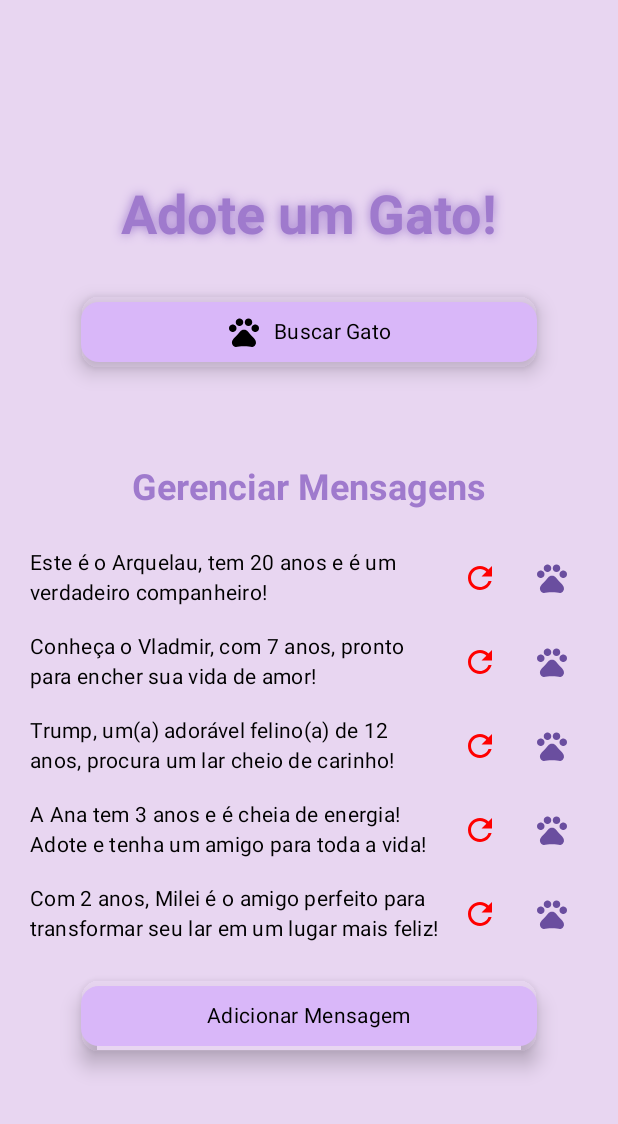
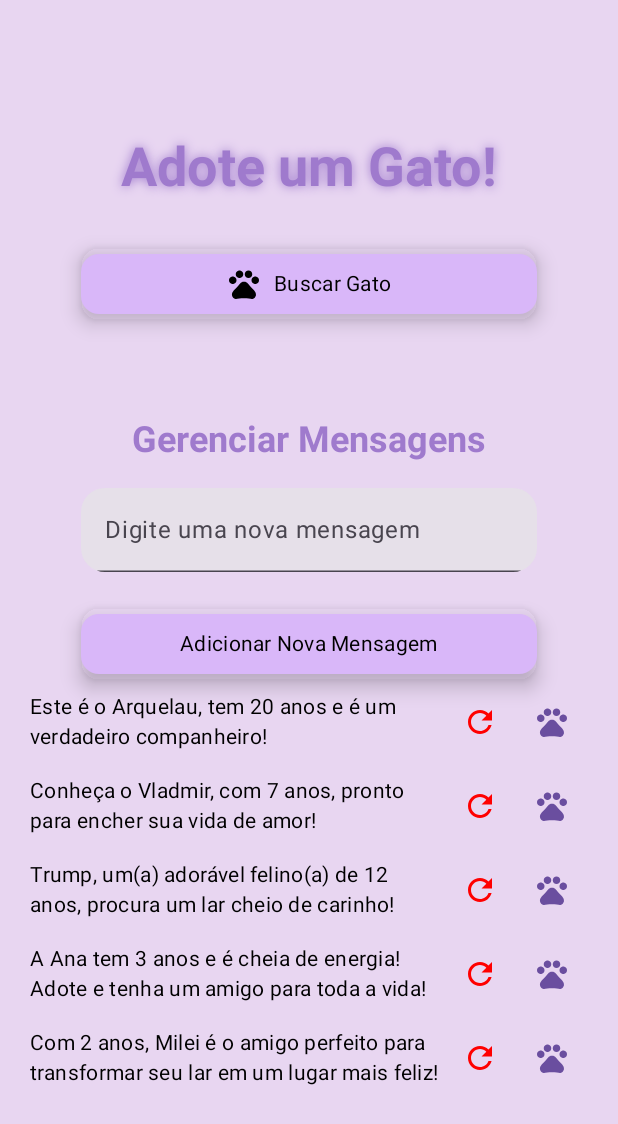
Before and after one commit to malobr/CatPaws, an Android app built with Jetpack Compose: the screen it shows after launch (MainActivity), on a phone screen of 412 x 824 dp. Shown: the top 1124 px of the screen. Run offline under Robolectric (Android 15) with nearby library versions, the phone set to English and light mode, and no system bars; network calls fail; pictures from the network do not load; 1 statement that could not run was skipped.

```diff
--- a/Catpaws1/Aula20/app/src/main/java/com/up_des_mobile/thedogimage/view/ScreenCat.kt
+++ b/Catpaws1/Aula20/app/src/main/java/com/up_des_mobile/thedogimage/view/ScreenCat.kt
@@ -38,6 +38,7 @@ import androidx.navigation.NavController
 import kotlinx.coroutines.launch
 import androidx.compose.runtime.LaunchedEffect
 
+@OptIn(ExperimentalMaterial3Api::class)
 @Composable
 fun CatApp(navController: NavController) {
     var catImage by remember { mutableStateOf("") }
@@ -46,6 +47,9 @@ fun CatApp(navController: NavController) {
     var errorMessage by remember { mutableStateOf("") }
     val context = LocalContext.current
     val scope = rememberCoroutineScope()
+
+    // Adicionando a variável para nova mensagem
+    var newMessage by remember { mutableStateOf("") }
 
     val randomMessages = remember { mutableStateListOf(
         "Este é o Arquelau, tem 20 anos e é um verdadeiro companheiro!",
@@ -224,6 +228,39 @@ fun CatApp(navController: NavController) {
                 modifier = Modifier.padding(bottom = 16.dp)
             )
 
+            // Input de nova mensagem
+            TextField(
+                value = newMessage,
+                onValueChange = { newMessage = it },
+                label = { Text("Digite uma nova mensagem") },
+                modifier = Modifier.fillMaxWidth(0.8f),
+
+                shape = RoundedCornerShape(16.dp)
+            )
+
+            Spacer(modifier = Modifier.height(8.dp))
+
+            Button(
+                onClick = {
+                    if (newMessage.isNotBlank()) {
+                        randomMessages.add(newMessage)
+                        newMessage = "" // Limpa o campo após adicionar
+                    }
+                },
+                shape = RoundedCornerShape(12.dp),
+                modifier = Modifier
+                    .padding(top = 16.dp)
+                    .fillMaxWidth(0.8f)
+                    .shadow(8.dp, RoundedCornerShape(12.dp)),
+                colors = ButtonDefaults.buttonColors(containerColor = Color(0xFFD9B7F9))
+            ) {
+                Text(
+                    text = "Adicionar Nova Mensagem",
+                    style = MaterialTheme.typography.bodyMedium.copy(color = Color.Black)
+                )
+            }
+
+            // Exibição das mensagens
             randomMessages.forEachIndexed { index, message ->
                 Row(
                     modifier = Modifier
@@ -256,24 +293,6 @@ fun CatApp(navController: NavController) {
                     }
                 }
             }
-
-            // Adicionar nova mensagem
-            Button(
-                onClick = {
-                    randomMessages.add("Nova mensagem!")
-                },
-                shape = RoundedCornerShape(12.dp),
-                modifier = Modifier
-                    .padding(top = 16.dp)
-                    .fillMaxWidth(0.8f)
-                    .shadow(8.dp, RoundedCornerShape(12.dp)),
-                colors = ButtonDefaults.buttonColors(containerColor = Color(0xFFD9B7F9))
-            ) {
-                Text(
-                    text = "Adicionar Mensagem",
-                    style = MaterialTheme.typography.bodyMedium.copy(color = Color.Black)
-                )
-            }
         }
     }
 }
```
